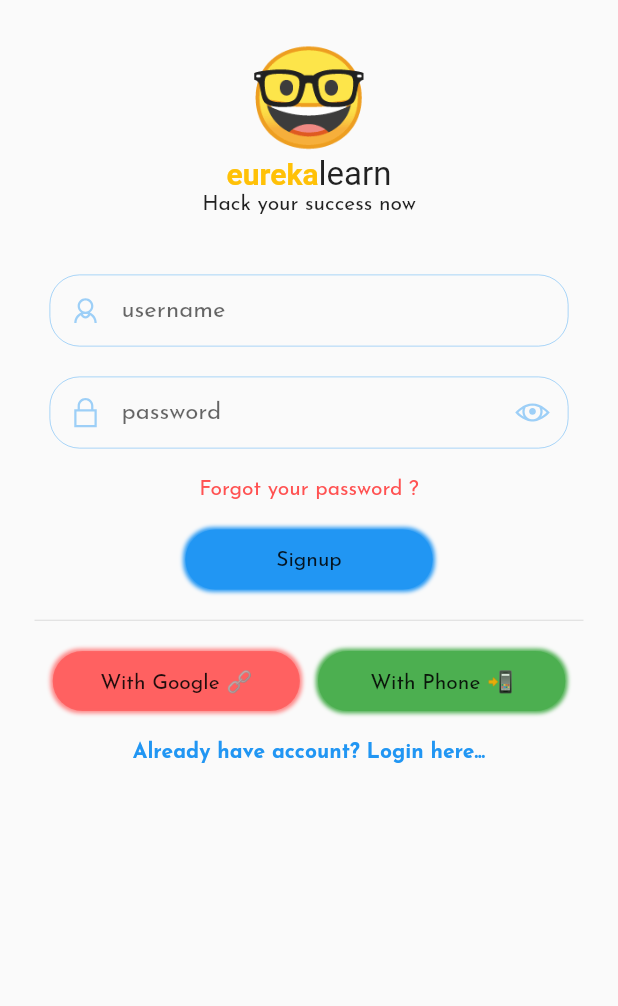
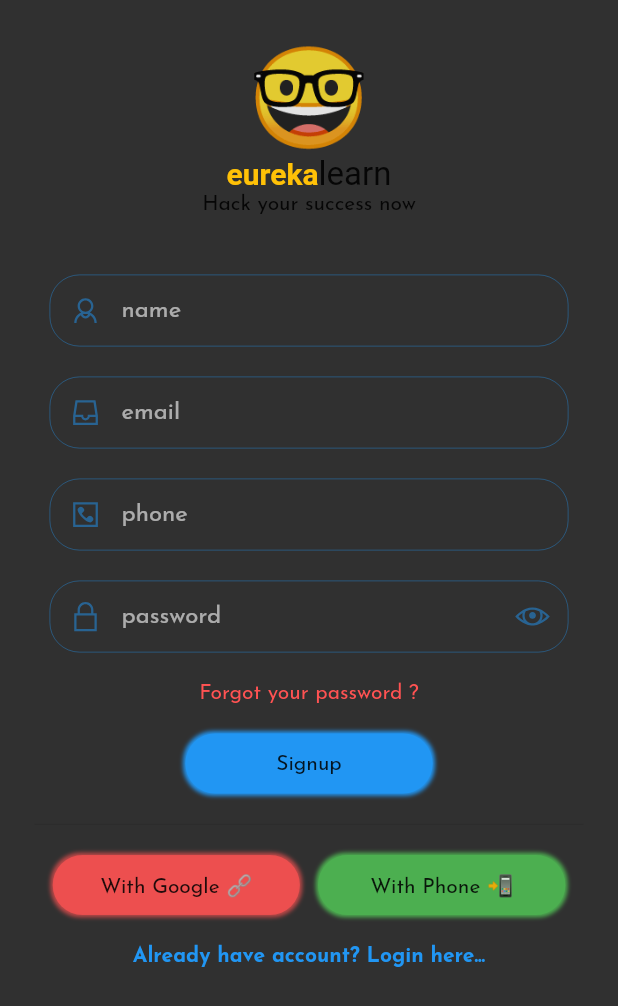
Before and after one commit to baimamboukar/eureka_learn, a Flutter app: the Signup screen opened directly, on a phone screen of 412 x 824 dp. Shown: the top 1006 px of the screen. Run offline on Flutter 3.47's test engine with Material 2 defaults, Android fonts, the phone set to English and light mode, and no system bars; drawn by our look-alikes of animated_text_kit; our stand-ins replace animate_do, firebase_auth, flutter_hooks, get, google_fonts, hooks_riverpod and 2 more; accounts and stored records are empty.

```diff
--- a/lib/main.dart
+++ b/lib/main.dart
@@ -60,6 +60,7 @@ class EurekaLearn extends StatelessWidget {
           textTheme:
               GoogleFonts.josefinSansTextTheme(Theme.of(context).textTheme)),
       home: Home(),
+      themeMode: ThemeMode.dark,
     );
   }
 }
--- a/lib/screens/library.dart
+++ b/lib/screens/library.dart
@@ -84,7 +84,6 @@ class _LibraryState extends State<Library> {
                               ..rotateY(1.8 * rotationSqrt)
                               ..translate(
                                   -rotation * Screen.width(context) * 0.8)
-                              ..rotateZ(90.0)
                               ..scale(1 + rotation),
                             child: Book(
                                 imagePath: "assets/icons/png/cover5.jpg",
--- a/lib/screens/signup.dart
+++ b/lib/screens/signup.dart
@@ -40,8 +40,26 @@ class Signup extends StatelessWidget {
                     context: context,
                     type: TextInputType.text,
                     controller: TextEditingController(),
-                    label: "username",
-                    hint: "Enter your username",
+                    label: "name",
+                    hint: "Enter your names",
+                    isPassword: false,
+                    isPhone: false),
+                Input(
+                    icon: LineIcons.inbox,
+                    context: context,
+                    type: TextInputType.text,
+                    controller: TextEditingController(),
+                    label: "email",
+                    hint: "Enter your email",
+                    isPassword: false,
+                    isPhone: false),
+                Input(
+                    icon: LineIcons.phoneSquare,
+                    context: context,
+                    type: TextInputType.text,
+                    controller: TextEditingController(),
+                    label: "phone",
+                    hint: "Enter your phone number",
                     isPassword: false,
                     isPhone: false),
                 Input(
--- a/lib/widgets/drawer.dart
+++ b/lib/widgets/drawer.dart
@@ -37,6 +37,8 @@ List<DrawerItem> items = [
       label: "Settings",
       destination: FlutterLogo()),
   DrawerItem(
+      icon: Icon(LineIcons.save), label: "Saved", destination: FlutterLogo()),
+  DrawerItem(
       icon: Icon(LineIcons.identificationBadge),
       label: "Authentication",
       destination: Welcome()),
--- a/lib/widgets/post.dart
+++ b/lib/widgets/post.dart
@@ -63,6 +63,11 @@ class Post extends StatelessWidget {
                 mainAxisAlignment: MainAxisAlignment.spaceEvenly,
                 children: [
                   LikeButton(
+                    likeBuilder: (liked) {
+                      return Icon(liked ? LineIcons.starAlt : LineIcons.star,
+                          size: 25.0,
+                          color: liked ? Colors.amberAccent : Colors.grey);
+                    },
                     likeCount: model.likesCount,
                     likeCountAnimationType: LikeCountAnimationType.part,
                   ),
--- a/lib/widgets/poster.dart
+++ b/lib/widgets/poster.dart
@@ -56,6 +56,7 @@ class _PosterState extends State<Poster> {
                               BorderSide(color: Palette.primary, width: 0.50),
                           borderRadius: BorderRadius.circular(20.0)),
                       prefix: Text("✍️"),
+                      hintText: "What comes in your mind ? ",
                       filled: true,
                       fillColor: Colors.grey.shade200)),
             ),
```
